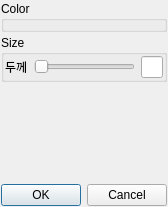
Above: ToolBtn/setbrushwidget.ui from smoothie316/Qt before the change. Below: the same form after it.
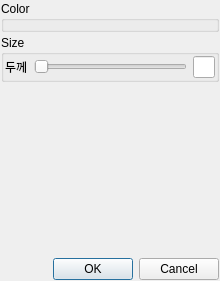
That is the form after the change.

The edit to the form file:
```diff
--- a/ToolBtn/setbrushwidget.ui
+++ b/ToolBtn/setbrushwidget.ui
@@ -6,10 +6,16 @@
    <rect>
     <x>0</x>
     <y>0</y>
-    <width>158</width>
-    <height>207</height>
+    <width>220</width>
+    <height>281</height>
    </rect>
   </property>
+  <property name="sizePolicy">
+   <sizepolicy hsizetype="Expanding" vsizetype="Expanding">
+    <horstretch>0</horstretch>
+    <verstretch>0</verstretch>
+   </sizepolicy>
+  </property>
   <property name="windowTitle">
    <string>Dialog</string>
   </property>
```
Left out of the diff: 34 changed lines with no effect on the pictures.
